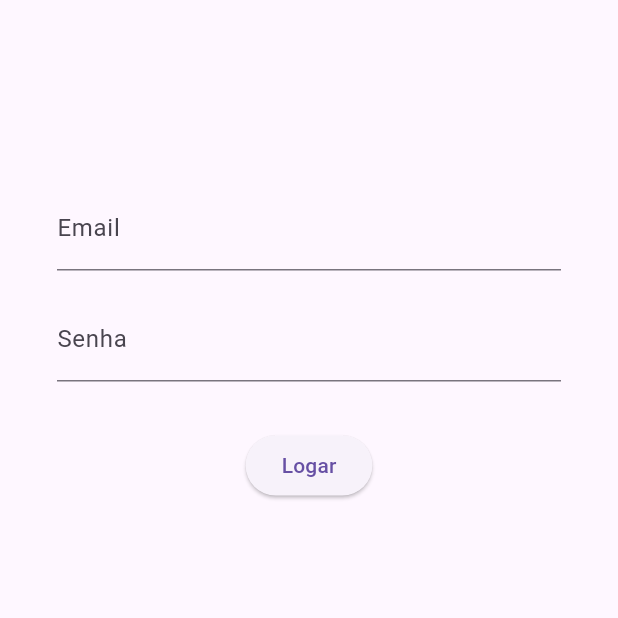
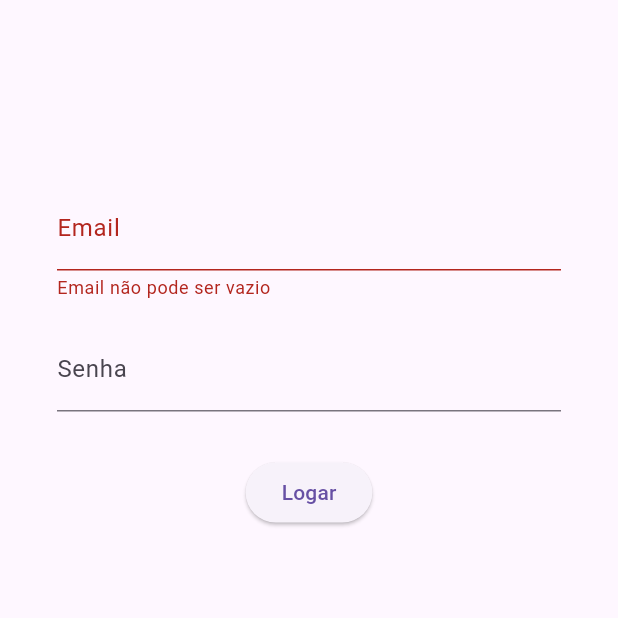
Before and after one commit to victorfidelis/flutter_posts_test, a Flutter app: the screen it shows after launch, scrolled down 190 dp, after a tap on "Logar", on a phone screen of 412 x 824 dp, the top half of it. Run offline on Flutter 3.47's test engine with Material 3 defaults, Android fonts, the phone set to English and light mode, and no system bars; our stand-ins replace cloud_firestore, dio, firebase_auth, firebase_core, flutter_bloc; accounts and stored records are empty.

Commit message:
editing login view

```diff
--- a/flutter_posts_test/lib/app/bloc/login/login_bloc.dart
+++ b/flutter_posts_test/lib/app/bloc/login/login_bloc.dart
@@ -20,6 +20,16 @@ class LoginBloc extends Bloc<LoginEvent, LoginState> {
       LoginButtonPressed event, Emitter<LoginState> emit) async {
     emit(LoginLoading());
 
+    if (event.email.isEmpty) {
+      emit(LoginFailure(emailMessage: 'Email não pode ser vazio'));
+      return;
+    }
+
+    if (event.password.isEmpty) {
+      emit(LoginFailure(passwordMessage: 'Senha não pode ser vazia'));
+      return;
+    }
+
     final authEither = await authRepository.signInEmailPassword(email: event.email, password:  event.password);
     if (authEither.isLeft) {
       emit(LoginFailure(genericMessage: authEither.left!.message));
@@ -33,6 +43,4 @@ class LoginBloc extends Bloc<LoginEvent, LoginState> {
       emit(LoginSuccess(user: userEither.right!));
     }
   }
-
-
 }
--- a/flutter_posts_test/lib/app/shared/widget/custom_text_field.dart
+++ b/flutter_posts_test/lib/app/shared/widget/custom_text_field.dart
@@ -1,21 +1,27 @@
 import 'package:flutter/material.dart';
+import 'package:flutter_posts_test/app/shared/widget/custom_text_error.dart';
 
 class CustomTextField extends StatelessWidget {
   final String label;
   final TextEditingController? controller;
   final bool isPassword;
+  final String? error;
 
   const CustomTextField({
     super.key,
     required this.label,
     this.controller,
     this.isPassword = false,
+    this.error,
   });
 
   @override
   Widget build(BuildContext context) {
     return TextField(
-      decoration: InputDecoration(label: Text(label)),
+      decoration: InputDecoration(
+        label: Text(label),
+        errorText: error,
+      ),
       obscureText: isPassword,
       controller: controller,
     );
--- a/flutter_posts_test/lib/app/view/login/login_view.dart
+++ b/flutter_posts_test/lib/app/view/login/login_view.dart
@@ -1,6 +1,7 @@
 import 'package:flutter/material.dart';
 import 'package:flutter_bloc/flutter_bloc.dart';
 import 'package:flutter_posts_test/app/bloc/login/login_bloc.dart';
+import 'package:flutter_posts_test/app/bloc/login/login_event.dart';
 import 'package:flutter_posts_test/app/bloc/login/login_state.dart';
 import 'package:flutter_posts_test/app/shared/notifications/custom_notifications.dart';
 import 'package:flutter_posts_test/app/shared/widget/custom_loading.dart';
@@ -35,7 +36,7 @@ class _LoginViewState extends State<LoginView> {
           children: [
             SizedBox(
               height: MediaQuery.of(context).size.height / 2.8,
-              child: const Text('Login'),
+              child: Center(child: const Text('Login')),
             ),
             const SizedBox(height: 20),
             BlocBuilder<LoginBloc, LoginState>(
@@ -54,18 +55,18 @@ class _LoginViewState extends State<LoginView> {
                   });
                 }
 
-                Widget genericErrorWidget = const SizedBox(height: 18);
-                String? emailMessage;
-                String? passwordMessage;
-                String? genericMessage;
+                Widget genericErrorWidget = const SizedBox();
+                String? emailError;
+                String? passwordError;
+                String? genericError;
 
                 if (state is LoginFailure) {
-                  emailMessage = state.emailMessage;
-                  passwordMessage = state.passwordMessage;
-                  genericMessage = state.genericMessage;
-                  if (genericMessage != null) {
+                  emailError = state.emailMessage;
+                  passwordError = state.passwordMessage;
+                  genericError = state.genericMessage;
+                  if (genericError != null) {
                     genericErrorWidget = CustomTextError(
-                      message: genericMessage,
+                      message: genericError,
                     );
                   }
                 }
@@ -79,15 +80,19 @@ class _LoginViewState extends State<LoginView> {
                       CustomTextField(
                         label: 'Email',
                         controller: emailController,
+                        error: emailError,
                       ),
                       const SizedBox(height: 18),
                       CustomTextField(
                         label: 'Senha',
                         controller: passwordController,
                         isPassword: true,
+                        error: passwordError,
                       ),
-                      const SizedBox(height: 32),
-                      ElevatedButton(onPressed: () {}, child: Text('Logar')),
+                      const SizedBox(height: 22),
+                      genericErrorWidget,
+                      const SizedBox(height: 8),
+                      ElevatedButton(onPressed: onLoginButtonPressed, child: Text('Logar')),
                     ],
                   ),
                 );
@@ -98,4 +103,14 @@ class _LoginViewState extends State<LoginView> {
       ),
     );
   }
+
+  void onLoginButtonPressed() {
+    final email = emailController.text;
+    final password = passwordController.text;
+
+    context.read<LoginBloc>().add(LoginButtonPressed(
+      email: email,
+      password: password,
+    ));
+  }
 }
```
